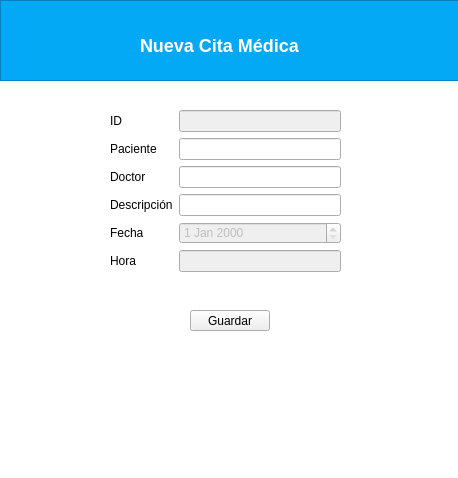
Qt form diseno/formularioCita.ui (PabloCesar1/Consultorio-Medico) before a commit.
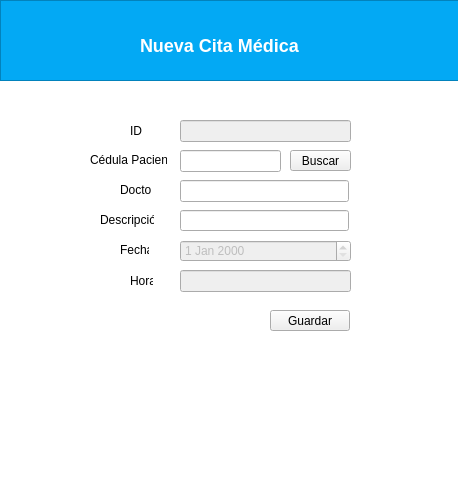
The same form after that commit. Icons and pictures are not drawn.

Commit message: formulario registro citas

The edit to the form file:
```diff
--- a/diseno/formularioCita.ui
+++ b/diseno/formularioCita.ui
@@ -84,101 +84,177 @@
     </property>
    </widget>
   </widget>
-  <widget class="QWidget" name="formLayoutWidget">
+  <widget class="QPushButton" name="btnGuardar">
    <property name="geometry">
     <rect>
-     <x>110</x>
-     <y>110</y>
-     <width>231</width>
-     <height>192</height>
+     <x>270</x>
+     <y>310</y>
+     <width>80</width>
+     <height>21</height>
     </rect>
    </property>
-   <layout class="QFormLayout" name="formLayout">
-    <item row="0" column="0">
+   <property name="text">
+    <string>Guardar</string>
+   </property>
+  </widget>
      <widget class="QLabel" name="lblId">
+   <property name="geometry">
+    <rect>
+     <x>130</x>
+     <y>120</y>
+     <width>16</width>
+     <height>21</height>
+    </rect>
+   </property>
       <property name="text">
        <string>ID</string>
       </property>
      </widget>
-    </item>
-    <item row="0" column="1">
      <widget class="QLineEdit" name="txtId">
       <property name="enabled">
        <bool>false</bool>
       </property>
-     </widget>
-    </item>
-    <item row="1" column="0">
+   <property name="geometry">
+    <rect>
+     <x>180</x>
+     <y>120</y>
+     <width>171</width>
+     <height>22</height>
+    </rect>
+   </property>
+  </widget>
      <widget class="QLabel" name="lblPaciente">
+   <property name="geometry">
+    <rect>
+     <x>90</x>
+     <y>150</y>
+     <width>77</width>
+     <height>20</height>
+    </rect>
+   </property>
       <property name="text">
-       <string>Paciente</string>
-      </property>
-     </widget>
-    </item>
-    <item row="1" column="1">
-     <widget class="QLineEdit" name="txtPaciente"/>
-    </item>
-    <item row="2" column="0">
+    <string>Cédula Paciente</string>
+   </property>
+  </widget>
+  <widget class="QLineEdit" name="txtPaciente">
+   <property name="geometry">
+    <rect>
+     <x>180</x>
+     <y>150</y>
+     <width>101</width>
+     <height>22</height>
+    </rect>
+   </property>
+  </widget>
+  <widget class="QLineEdit" name="txtDoctor">
+   <property name="geometry">
+    <rect>
+     <x>180</x>
+     <y>180</y>
+     <width>169</width>
+     <height>22</height>
+    </rect>
+   </property>
+  </widget>
      <widget class="QLabel" name="lbDoctor">
+   <property name="geometry">
+    <rect>
+     <x>120</x>
+     <y>180</y>
+     <width>32</width>
+     <height>20</height>
+    </rect>
+   </property>
       <property name="text">
        <string>Doctor</string>
       </property>
      </widget>
-    </item>
-    <item row="2" column="1">
-     <widget class="QLineEdit" name="txtDoctor"/>
-    </item>
-    <item row="4" column="0">
+  <widget class="QLineEdit" name="txtDescripcion">
+   <property name="geometry">
+    <rect>
+     <x>180</x>
+     <y>210</y>
+     <width>169</width>
+     <height>21</height>
+    </rect>
+   </property>
+  </widget>
+  <widget class="QLabel" name="lblDecripcion">
+   <property name="geometry">
+    <rect>
+     <x>100</x>
+     <y>210</y>
+     <width>54</width>
+     <height>20</height>
+    </rect>
+   </property>
+   <property name="text">
+    <string>Descripción</string>
+   </property>
+  </widget>
+  <widget class="QDateEdit" name="txtFecha">
+   <property name="enabled">
+    <bool>false</bool>
+   </property>
+   <property name="geometry">
+    <rect>
+     <x>180</x>
+     <y>240</y>
+     <width>171</width>
+     <height>22</height>
+    </rect>
+   </property>
+  </widget>
      <widget class="QLabel" name="lblFecha">
+   <property name="geometry">
+    <rect>
+     <x>120</x>
+     <y>240</y>
+     <width>29</width>
+     <height>20</height>
+    </rect>
+   </property>
       <property name="text">
        <string>Fecha</string>
       </property>
      </widget>
-    </item>
-    <item row="4" column="1">
-     <widget class="QDateEdit" name="txtFecha">
+  <widget class="QLineEdit" name="txtHora">
       <property name="enabled">
        <bool>false</bool>
       </property>
-     </widget>
-    </item>
-    <item row="5" column="0">
+   <property name="geometry">
+    <rect>
+     <x>180</x>
+     <y>270</y>
+     <width>171</width>
+     <height>22</height>
+    </rect>
+   </property>
+  </widget>
      <widget class="QLabel" name="horaLabel_2">
+   <property name="geometry">
+    <rect>
+     <x>130</x>
+     <y>270</y>
+     <width>23</width>
+     <height>21</height>
+    </rect>
+   </property>
       <property name="text">
        <string>Hora</string>
       </property>
      </widget>
-    </item>
-    <item row="5" column="1">
-     <widget class="QLineEdit" name="txtHora">
-      <property name="enabled">
-       <bool>false</bool>
-      </property>
-     </widget>
-    </item>
-    <item row="3" column="0">
-     <widget class="QLabel" name="lblDecripcion">
-      <property name="text">
-       <string>Descripción</string>
-      </property>
-     </widget>
-    </item>
-    <item row="3" column="1">
-     <widget class="QLineEdit" name="txtDescripcion"/>
-    </item>
-   </layout>
-  </widget>
-  <widget class="QPushButton" name="btnGuardar">
+  <widget class="QPushButton" name="pushButton">
    <property name="geometry">
     <rect>
-     <x>190</x>
-     <y>310</y>
-     <width>80</width>
+     <x>290</x>
+     <y>150</y>
+     <width>61</width>
      <height>21</height>
     </rect>
    </property>
    <property name="text">
-    <string>Guardar</string>
+    <string>Buscar</string>
    </property>
   </widget>
  </widget>
```
Left out of the diff: 2 changed lines with no effect on the pictures. Lines whose indentation alone changed are shown as unchanged.
